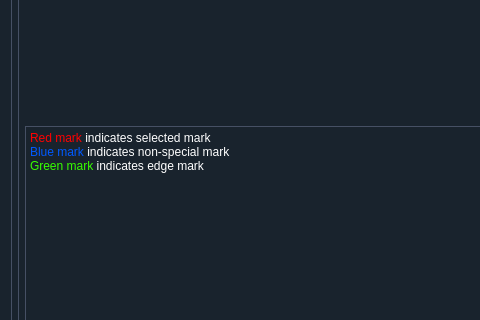
Above: cell_points_marking/UI/Ui_ShortCutDialog.ui from huyingok/BvLab-Analyze before the change; both pictures show x 0 to 480 and y 199 to 519 of the 689 by 620 pixel window. Below: the same form after it.
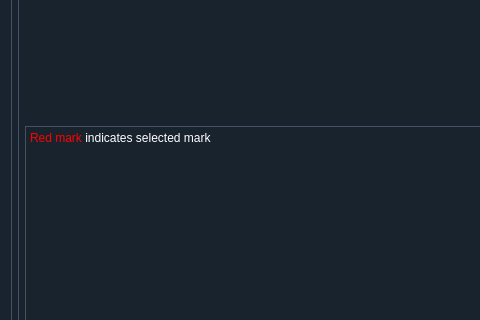
That is the form after the change.

The edit to the form file:
```diff
--- a/cell_points_marking/UI/Ui_ShortCutDialog.ui
+++ b/cell_points_marking/UI/Ui_ShortCutDialog.ui
@@ -166,10 +166,8 @@
                   <string>&lt;!DOCTYPE HTML PUBLIC &quot;-//W3C//DTD HTML 4.0//EN&quot; &quot;http://www.w3.org/TR/REC-html40/strict.dtd&quot;&gt;
 &lt;html&gt;&lt;head&gt;&lt;meta name=&quot;qrichtext&quot; content=&quot;1&quot; /&gt;&lt;style type=&quot;text/css&quot;&gt;
 p, li { white-space: pre-wrap; }
-&lt;/style&gt;&lt;/head&gt;&lt;body style=&quot; font-family:'微软雅黑'; font-size:9pt; font-weight:400; font-style:normal;&quot;&gt;
-&lt;p style=&quot; margin-top:0px; margin-bottom:0px; margin-left:0px; margin-right:0px; -qt-block-indent:0; text-indent:0px;&quot;&gt;&lt;span style=&quot; color:#ff0000;&quot;&gt;Red mark&lt;/span&gt; indicates selected mark&lt;/p&gt;
-&lt;p style=&quot; margin-top:0px; margin-bottom:0px; margin-left:0px; margin-right:0px; -qt-block-indent:0; text-indent:0px;&quot;&gt;&lt;span style=&quot; color:#0059ff;&quot;&gt;Blue mark&lt;/span&gt; indicates non-special mark&lt;/p&gt;
-&lt;p style=&quot; margin-top:0px; margin-bottom:0px; margin-left:0px; margin-right:0px; -qt-block-indent:0; text-indent:0px;&quot;&gt;&lt;span style=&quot; color:#37ff00;&quot;&gt;Green mark&lt;/span&gt; indicates edge mark&lt;/p&gt;&lt;/body&gt;&lt;/html&gt;</string>
+&lt;/style&gt;&lt;/head&gt;&lt;body style=&quot; font-family:'Microsoft YaHei'; font-size:9pt; font-weight:400; font-style:normal;&quot;&gt;
+&lt;p style=&quot; margin-top:0px; margin-bottom:0px; margin-left:0px; margin-right:0px; -qt-block-indent:0; text-indent:0px;&quot;&gt;&lt;span style=&quot; color:#ff0000;&quot;&gt;Red mark&lt;/span&gt; indicates selected mark&lt;/p&gt;&lt;/body&gt;&lt;/html&gt;</string>
                  </property>
                  <property name="tabStopWidth">
                   <number>80</number>
```
Left out of the diff: 4 changed lines with no effect on the pictures.
